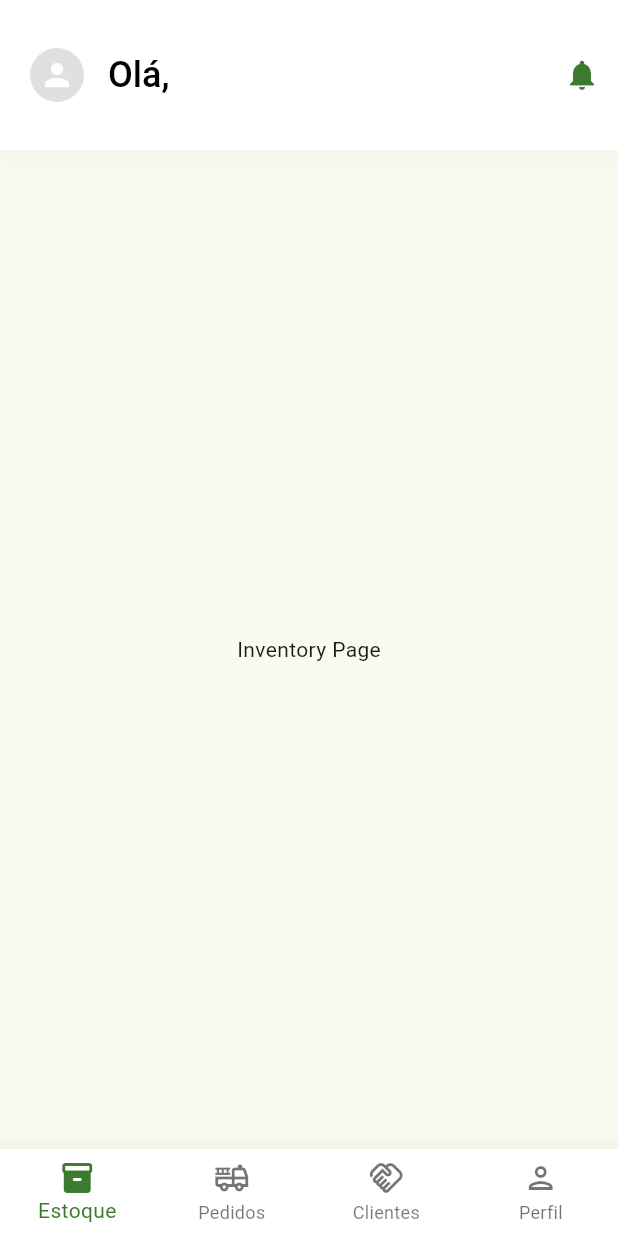
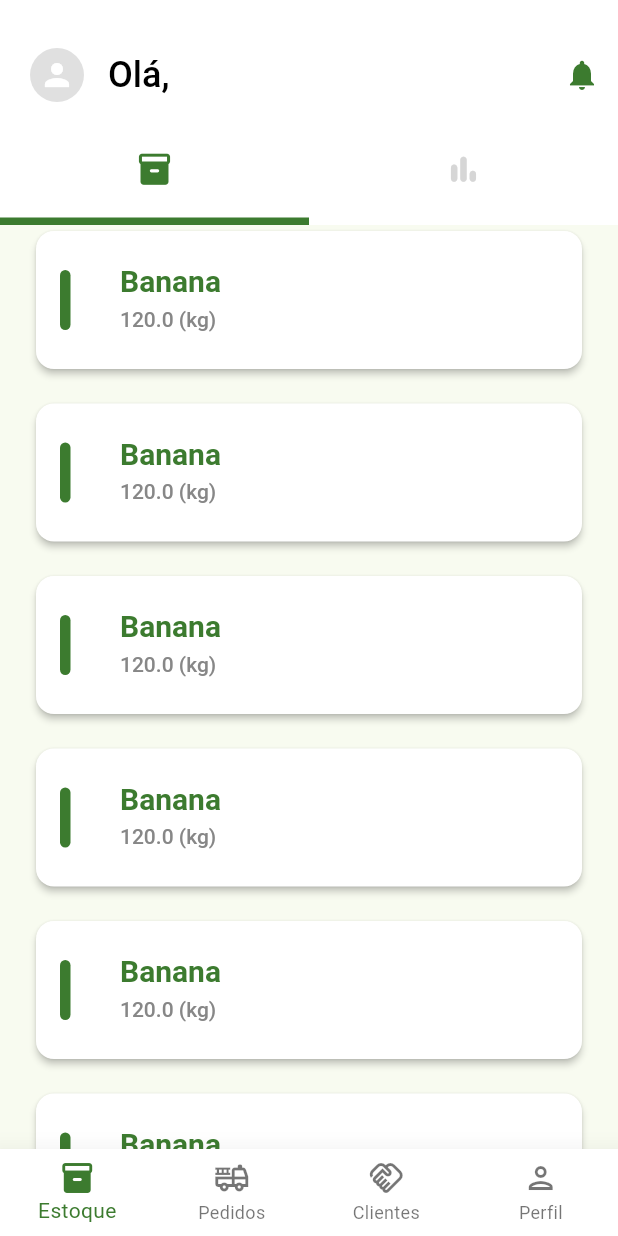
Before and after one commit to diegomoraisc/pind-app, a Flutter app: the HomePage screen opened by its route, on a phone screen of 412 x 824 dp. Run offline on Flutter 3.47's test engine with Material 3 defaults, Android fonts, the phone set to English and light mode, and no system bars; our stand-ins replace figma_squircle, firebase_auth, firebase_core, flutter_secure_storage, get_it, go_router; accounts and stored records are empty.

Commit message:
feature: inventorypage created

```diff
--- a/lib/features/home/home_page.dart
+++ b/lib/features/home/home_page.dart
@@ -1,9 +1,8 @@
 import 'dart:io';
 import 'package:firebase_auth/firebase_auth.dart';
 import 'package:flutter/material.dart';
-import 'package:go_router/go_router.dart';
 import 'package:pind_app/features/customers/customers_page.dart';
-import 'package:pind_app/features/inventory/inventory_page.dart';
+import 'package:pind_app/features/inventory/inventory_page_view.dart';
 import 'package:pind_app/features/requests/requests_page.dart';
 import 'package:pind_app/features/profile/profile_page.dart';
 
@@ -62,12 +61,13 @@ class _HomePageState extends State<HomePage> {
             icon: const Icon(Icons.notifications),
           ),
         ],
+        elevation: currentPage == 0 ? 0 : 5,
       ),
       body: PageView(
         controller: pageController,
         physics: const NeverScrollableScrollPhysics(),
         children: [
-          const InventoryPage(),
+          const InventoryPageView(),
           const RequestsPage(),
           const CustomersPage(),
           ProfilePage(
--- /dev/null
+++ b/lib/features/inventory/chart_page.dart
@@ -0,0 +1,14 @@
+import 'package:flutter/material.dart';
+
+class ChartPage extends StatelessWidget {
+  const ChartPage({super.key});
+
+  @override
+  Widget build(BuildContext context) {
+    return const Scaffold(
+      body: Center(
+        child: Text("Chart Page"),
+      ),
+    );
+  }
+}
--- a/lib/features/inventory/inventory_page.dart
+++ b/lib/features/inventory/inventory_page.dart
@@ -1,13 +1,27 @@
 import 'package:flutter/material.dart';
+import 'package:pind_app/widgets/inventory_item.dart';
 
 class InventoryPage extends StatelessWidget {
   const InventoryPage({super.key});
 
   @override
   Widget build(BuildContext context) {
-    return const Scaffold(
-      body: Center(
-        child: Text("Inventory Page"),
+    return Scaffold(
+      body: Column(
+        children: [
+          Expanded(
+            child: Stack(
+              children: [
+                ListView.builder(
+                  itemCount: 10,
+                  itemBuilder: (ctx, index) {
+                    return const InventoryItem(name: "Banana", quantity: 120);
+                  },
+                ),
+              ],
+            ),
+          ),
+        ],
       ),
     );
   }
--- /dev/null
+++ b/lib/features/inventory/inventory_page_view.dart
@@ -0,0 +1,78 @@
+import 'package:flutter/material.dart';
+import 'package:pind_app/features/inventory/chart_page.dart';
+import 'package:pind_app/features/inventory/inventory_page.dart';
+import 'package:pind_app/widgets/slidable_menu.dart';
+import 'package:pind_app/widgets/slidable_menu_item.dart';
+
+class InventoryPageView extends StatefulWidget {
+  const InventoryPageView({super.key});
+
+  @override
+  State<InventoryPageView> createState() => _InventoryPageViewState();
+}
+
+class _InventoryPageViewState extends State<InventoryPageView> {
+  final _pageController = PageController();
+  int _currentPageIndex = 0;
+
+  void _onPageChanged(int index) {
+    setState(() {
+      _currentPageIndex = index;
+    });
+  }
+
+  void _onNavItemTapped(int index) {
+    _pageController.animateToPage(
+      index,
+      duration: const Duration(milliseconds: 300),
+      curve: Curves.ease,
+    );
+  }
+
+  @override
+  Widget build(BuildContext context) {
+    return Scaffold(
+      body: Column(
+        children: [
+          SlidableMenu(
+            children: [
+              SlidableMenuItem(
+                onPressed: () {
+                  _onNavItemTapped(0);
+                },
+                icon: Icons.inventory_2_rounded,
+                iconColor: _currentPageIndex == 0
+                    ? Theme.of(context).colorScheme.primary
+                    : Colors.grey[350]!,
+                color: _currentPageIndex == 0
+                    ? Theme.of(context).colorScheme.primary
+                    : Colors.white,
+              ),
+              SlidableMenuItem(
+                onPressed: () => _onNavItemTapped(1),
+                icon: Icons.bar_chart_rounded,
+                iconColor: _currentPageIndex == 1
+                    ? Theme.of(context).colorScheme.primary
+                    : Colors.grey[350]!,
+                color: _currentPageIndex == 1
+                    ? Theme.of(context).colorScheme.primary
+                    : Colors.white,
+              ),
+            ],
+          ),
+          Expanded(
+            child: PageView(
+              controller: _pageController,
+              onPageChanged: _onPageChanged,
+              physics: const NeverScrollableScrollPhysics(),
+              children: const [
+                InventoryPage(), // Primeira página
+                ChartPage(),
+              ],
+            ),
+          ),
+        ],
+      ),
+    );
+  }
+}
--- a/lib/features/profile/profile_page.dart
+++ b/lib/features/profile/profile_page.dart
@@ -28,8 +28,7 @@ class _ProfilePageState extends State<ProfilePage> {
   Widget build(BuildContext context) {
     return Scaffold(
       backgroundColor: Colors.white,
-      body: Expanded(
-        child: Column(
+      body: Column(
         mainAxisAlignment: MainAxisAlignment.spaceBetween,
         children: [
           Column(
@@ -114,7 +113,6 @@ class _ProfilePageState extends State<ProfilePage> {
           ),
         ],
       ),
-      ),
     );
   }
 }
--- a/lib/themes/app_theme.dart
+++ b/lib/themes/app_theme.dart
@@ -27,6 +27,7 @@ class AppTheme {
       colorScheme: ColorScheme.fromSeed(
         seedColor: const Color(0xFF3C7B2F),
         primary: const Color(0xFF3C7B2F),
+        secondary: const Color(0xFF509041),
         background: const Color(0xFF78B966),
         brightness: Brightness.light,
       ),
--- /dev/null
+++ b/lib/widgets/circular_icon_button.dart
@@ -0,0 +1,34 @@
+import 'package:flutter/material.dart';
+
+class CircularIconButton extends StatelessWidget {
+  final VoidCallback? onPressed;
+  final IconData? icon;
+  final Color? iconColor;
+  final Color? backgroundColor;
+  const CircularIconButton({
+    super.key,
+    this.onPressed,
+    this.icon = Icons.add,
+    this.iconColor = Colors.white,
+    this.backgroundColor,
+  });
+
+  @override
+  Widget build(BuildContext context) {
+    return IconButton(
+      onPressed: onPressed,
+      icon: Icon(
+        icon,
+        color: iconColor,
+      ),
+      style: IconButton.styleFrom(
+        backgroundColor:
+            backgroundColor ?? Theme.of(context).colorScheme.secondary,
+        fixedSize: const Size(60, 60),
+        elevation: 2,
+        shadowColor: Colors.black,
+        iconSize: 30,
+      ),
+    );
+  }
+}
--- /dev/null
+++ b/lib/widgets/inventory_item.dart
@@ -0,0 +1,81 @@
+import 'package:flutter/material.dart';
+
+class InventoryItem extends StatefulWidget {
+  final String name;
+  final double quantity;
+  const InventoryItem({
+    Key? key,
+    required this.name,
+    required this.quantity,
+  }) : super(key: key);
+
+  @override
+  State<InventoryItem> createState() => _InventoryItemState();
+}
+
+class _InventoryItemState extends State<InventoryItem> {
+  double _quantity = 0.0;
+
+  @override
+  void initState() {
+    super.initState();
+    _quantity = widget.quantity;
+  }
+
+  void updateQuantity(double newQuantity) {
+    setState(() {
+      _quantity = newQuantity;
+    });
+  }
+
+  Color stockColor(double quantity) {
+    if (quantity > 100) {
+      return const Color(0xFF3C7B2F);
+    } else if (quantity > 30) {
+      return Colors.amber.shade300;
+    } else {
+      return Colors.red;
+    }
+  }
+
+  @override
+  Widget build(BuildContext context) {
+    return Padding(
+      padding: const EdgeInsets.only(
+        right: 20,
+        bottom: 15,
+        left: 20,
+      ),
+      child: SizedBox(
+        height: 100,
+        child: Card(
+          elevation: 2,
+          color: Colors.white,
+          child: Center(
+            child: ListTile(
+              leading: Container(
+                height: 40,
+                width: 7,
+                decoration: BoxDecoration(
+                  color: stockColor(_quantity),
+                  borderRadius: BorderRadius.circular(50),
+                ),
+              ),
+              title: Text(
+                widget.name,
+                style: Theme.of(context)
+                    .textTheme
+                    .titleMedium!
+                    .apply(color: Theme.of(context).colorScheme.primary),
+              ),
+              subtitle: Text(
+                "${widget.quantity.toStringAsFixed(1)} (kg)",
+                style: Theme.of(context).textTheme.titleSmall,
+              ),
+            ),
+          ),
+        ),
+      ),
+    );
+  }
+}
--- /dev/null
+++ b/lib/widgets/slidable_menu.dart
@@ -0,0 +1,17 @@
+import 'package:flutter/material.dart';
+
+class SlidableMenu extends StatelessWidget {
+  final List<Widget> children;
+  const SlidableMenu({super.key, required this.children});
+
+  @override
+  Widget build(BuildContext context) {
+    return Container(
+      color: Colors.white,
+      height: 50,
+      child: Row(
+        children: children,
+      ),
+    );
+  }
+}
--- /dev/null
+++ b/lib/widgets/slidable_menu_item.dart
@@ -0,0 +1,41 @@
+import 'package:flutter/material.dart';
+
+class SlidableMenuItem extends StatelessWidget {
+  final VoidCallback? onPressed;
+  final IconData icon;
+  final Color color;
+  final Color iconColor;
+  const SlidableMenuItem({
+    super.key,
+    this.onPressed,
+    required this.icon,
+    required this.color,
+    required this.iconColor,
+  });
+
+  @override
+  Widget build(BuildContext context) {
+    return GestureDetector(
+      onTap: onPressed,
+      child: SizedBox(
+        width: MediaQuery.of(context).size.width / 2,
+        child: Column(
+          mainAxisAlignment: MainAxisAlignment.spaceBetween,
+          children: [
+            Icon(
+              icon,
+              size: 25,
+              color: iconColor,
+            ),
+            AnimatedContainer(
+              duration: const Duration(milliseconds: 100),
+              curve: Easing.emphasizedAccelerate,
+              height: 5,
+              color: color,
+            ),
+          ],
+        ),
+      ),
+    );
+  }
+}
```
Lines whose indentation alone changed are shown as unchanged.
